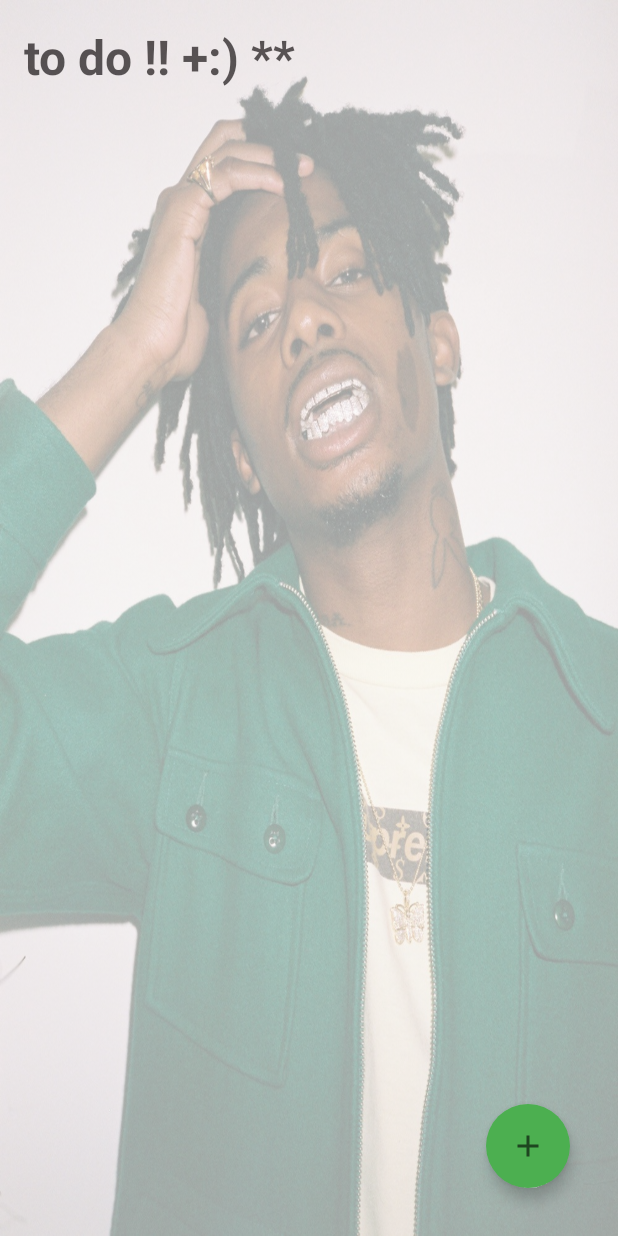
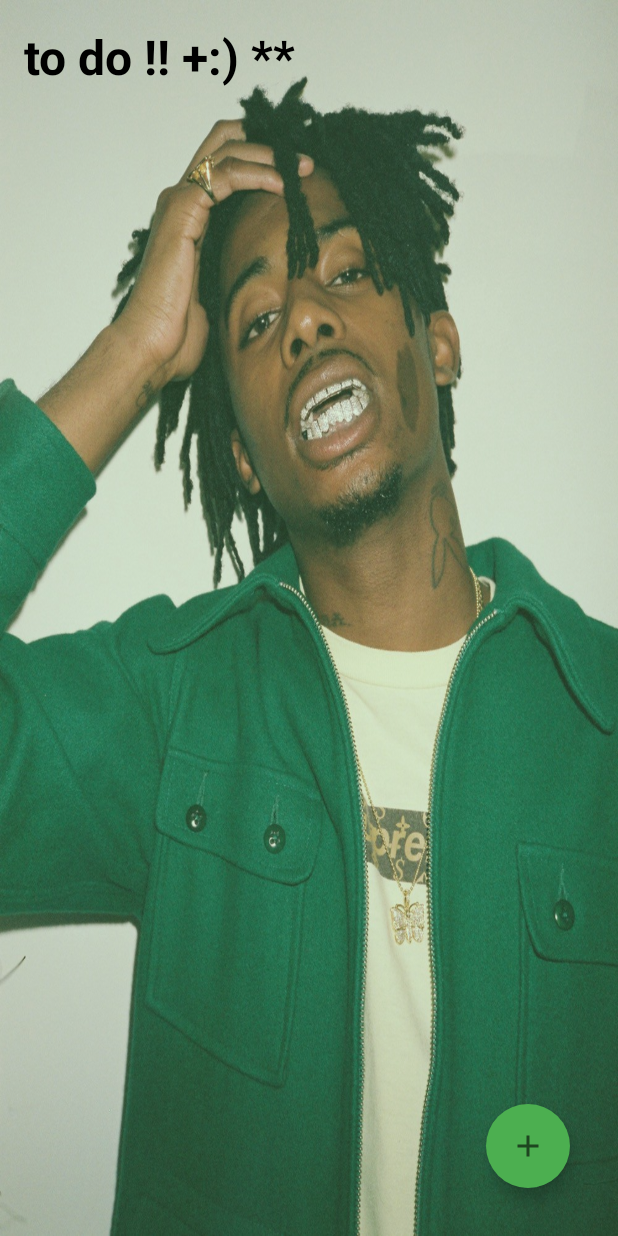
Before and after one commit to ericwu323/Keeping_Up_With_Carti, an Android app: the screen it shows after launch (MainActivity), on a phone screen of 412 x 824 dp. Run offline under Robolectric (Android 15) with nearby library versions, the phone set to English and light mode, and no system bars.

Commit message:
brought top text to the front of main activity

```diff
--- a/app/src/main/res/layout/activity_main.xml
+++ b/app/src/main/res/layout/activity_main.xml
@@ -4,23 +4,8 @@
     android:layout_width="match_parent"
     android:layout_height="match_parent"
     xmlns:app="http://schemas.android.com/apk/res-auto"
+    android:background="#4CAF50"
     >
-
-    <TextView
-        android:id="@+id/TopText"
-        android:layout_width="wrap_content"
-        android:layout_height="wrap_content"
-
-
-        android:text="to do !! +:) ** "
-        android:textStyle="bold"
-        android:textColor="@android:color/black"
-        android:textSize="32sp"
-
-        android:layout_marginStart="16dp"
-        android:layout_marginLeft="16dp"
-        android:layout_marginTop="16dp"
-        />
 
     <ImageView
         android:id="@+id/img_carti"
@@ -29,7 +14,8 @@
         android:src ="@drawable/icon_carti"
         android:layout_centerInParent="true"
         android:scaleType="fitXY"
-        android:alpha='.4'
+        android:alpha='.8'
+
         />
 
     <androidx.recyclerview.widget.RecyclerView
@@ -42,6 +28,22 @@
         app:layoutManager="androidx.recyclerview.widget.LinearLayoutManager"
 
         android:nestedScrollingEnabled="true"
+        />
+
+    <TextView
+        android:id="@+id/TopText"
+        android:layout_width="wrap_content"
+        android:layout_height="wrap_content"
+
+        android:text="to do !! +:) ** "
+        android:textStyle="bold"
+        android:textColor="@android:color/black"
+        android:textSize="32sp"
+
+        android:layout_marginStart="16dp"
+        android:layout_marginLeft="16dp"
+        android:layout_marginTop="16dp"
+
         />
 
     <com.google.android.material.floatingactionbutton.FloatingActionButton
--- a/app/src/main/res/layout/task_layout.xml
+++ b/app/src/main/res/layout/task_layout.xml
@@ -25,6 +25,7 @@
 
             android:buttonTint="@android:color/black"
             tools:text="Slatt slatt."
+            android:textSize = "16sp"
             />
 
     </RelativeLayout>
```
